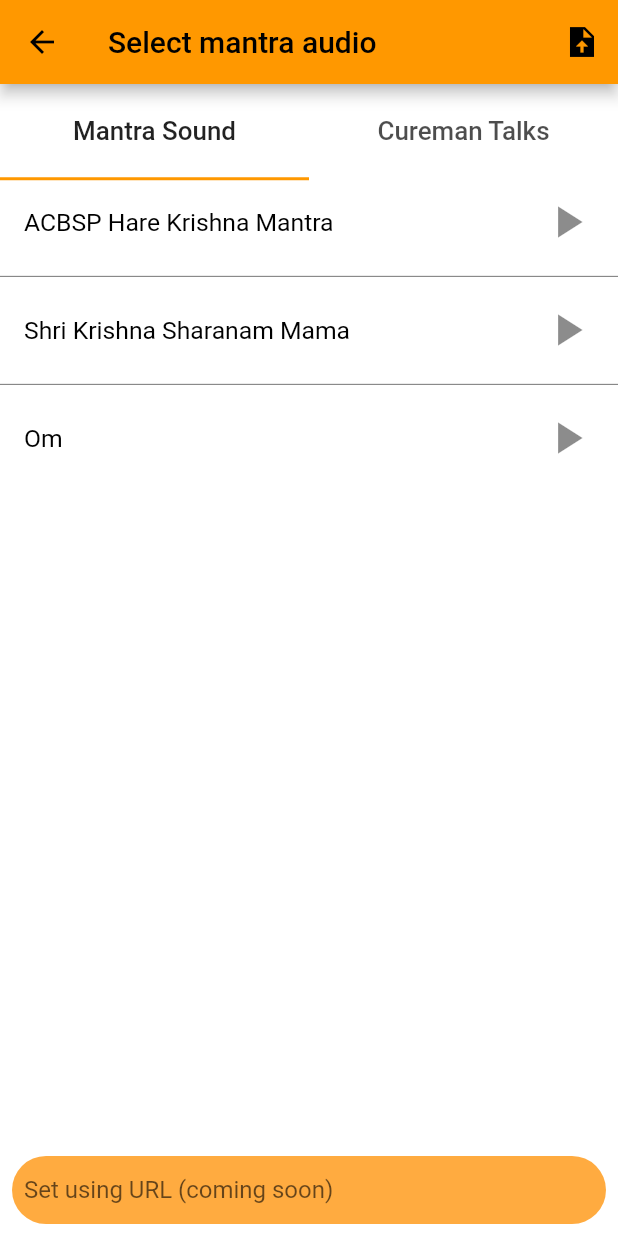
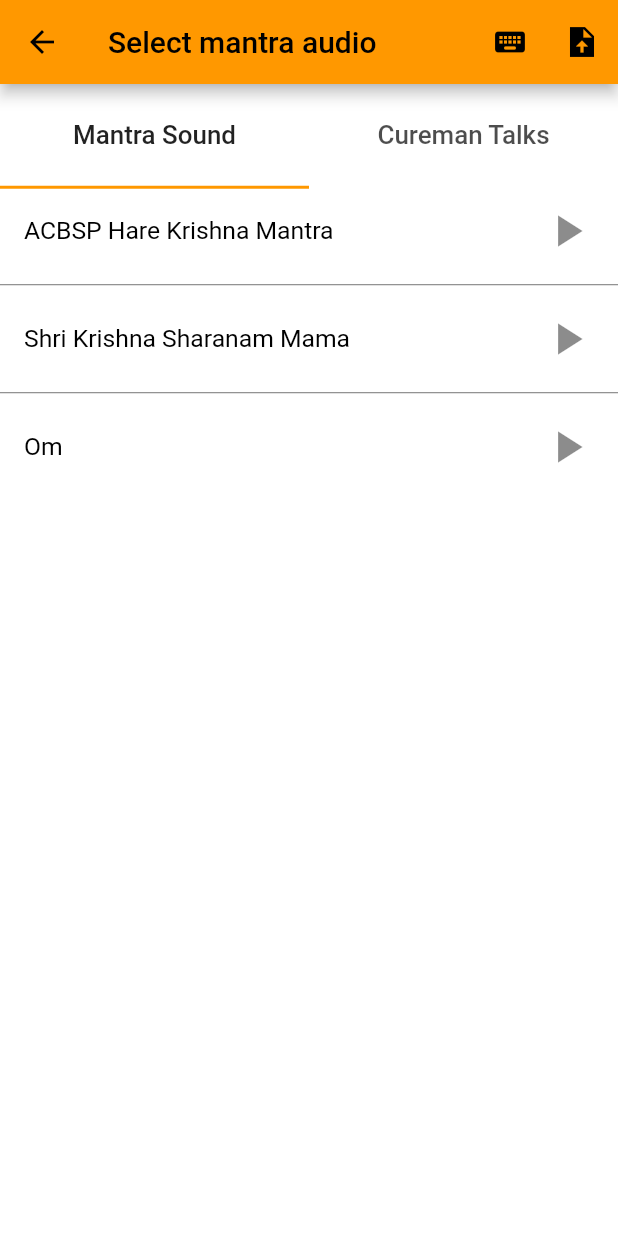
Before and after one commit to aartithakkar/spiritual_currency, a Flutter app: the MyMantraAudio screen opened by its route, on a phone screen of 412 x 824 dp. Run offline on Flutter 3.47's test engine with Material 2 defaults, Android fonts, the phone set to English and light mode, and no system bars; our stand-ins replace audioplayers, auto_size_text, file_picker, go_router, image_picker, shared_preferences; accounts and stored records are empty.

Commit message:
Replace textfield with app bar action

```diff
--- a/lib/screens/mantra_audio.dart
+++ b/lib/screens/mantra_audio.dart
@@ -1,7 +1,6 @@
 import 'package:audioplayers/audioplayers.dart';
 import 'package:file_picker/file_picker.dart';
 import 'package:flutter/material.dart';
-import 'package:fluttertoast/fluttertoast.dart';
 import 'package:provider/provider.dart';
 import 'package:spiritual_currency/models/home.dart';
 import 'package:spiritual_currency/models/mantra_audio.dart';
@@ -25,7 +24,6 @@
   late HomeModel homeModel;
   int mantraAudioPreviewIndex = -1;
   final previewPlayer = AudioPlayer();
-  final String _mantraAudioTextHint = 'Set using URL (coming soon)';
 
   static const List _mantraAudioList = [
     'ACBSP Hare Krishna Mantra',
@@ -37,9 +35,7 @@
     if (tab == 0) {
       homeModel.mantraAudioPath = path;
       homeModel.mantraAudioIndex = -1;
-    } else {
-
-    }
+    } else {}
   }
 
   Future<void> filePicker(int tab) async {
@@ -99,9 +95,16 @@
   Widget build(BuildContext context) {
     mantraAudioModel = Provider.of<MantraAudioModel>(context);
     return Scaffold(
+      resizeToAvoidBottomInset: false,
       appBar: AppBar(
         title: const Text('Select mantra audio'),
         actions: [
+          IconButton(
+            //if user click this button, user can enter text based goal
+            tooltip: 'Add using URL (coming soon)',
+            onPressed: () {},
+            icon: const Icon(Icons.keyboard_rounded),
+          ),
           IconButton(
             tooltip: 'Add from file storage',
             //if user click this button, user can upload image from gallery
@@ -227,45 +230,6 @@
                 ],
               ),
             ),
-            Padding(
-              padding: const EdgeInsets.all(8.0),
-              child: Row(
-                children: [
-                  Expanded(
-                    child: Container(
-                      width: MediaQuery.of(context).size.width,
-                      height: MediaQuery.of(context).size.width * 0.11,
-                      decoration: BoxDecoration(
-                        color: Colors.orangeAccent,
-                        borderRadius: BorderRadius.circular(32),
-                      ),
-                      child: Center(
-                        child: Padding(
-                          padding: const EdgeInsets.only(left: 8.0),
-                          child: TextField(
-                            controller: mantraAudioController,
-                            decoration: InputDecoration.collapsed(
-                              hintText: _mantraAudioTextHint,
-                            ),
-                            onEditingComplete: () {
-                              // Navigator.pop(context, true);
-                              // if (_tabController.index == 0) {
-                              //   homeModel.mantraAudioIndex = -2;
-                              //   homeModel.mantraAudioPath = mantraAudioController.text;
-                              // } else {
-                              //   UserSelectedVariables
-                              //       .addCuremanTalksSelected(
-                              //       mantraAudioController.text);
-                              // }
-                            },
-                          ),
-                        ),
-                      ),
-                    ),
-                  ),
-                ],
-              ),
-            ),
           ],
         ),
       ),
```
